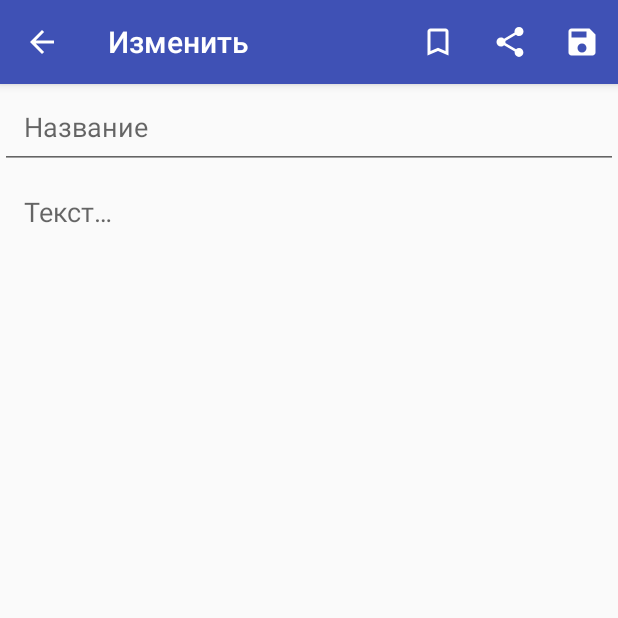
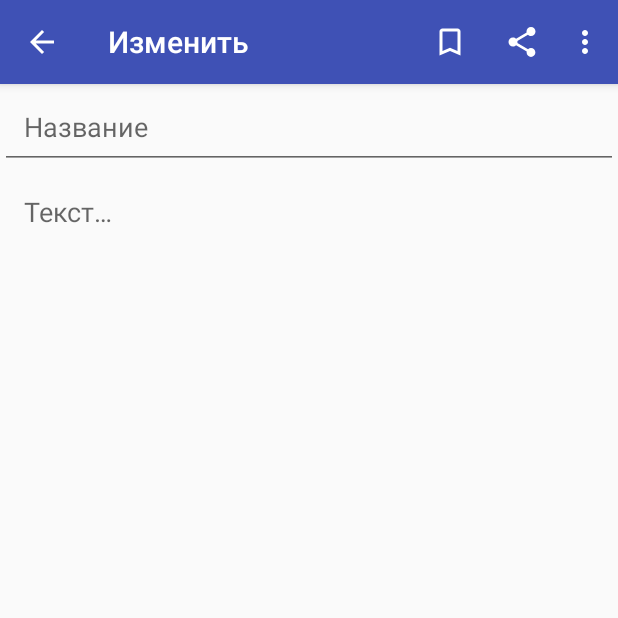
Before and after one commit to JMApps/SimpleNotes, an Android app: the ModifyNoteActivity screen opened directly, with no data from a screen before it, on a phone screen of 412 x 824 dp, the top half of it. Run offline under Robolectric (Android 15) with nearby library versions, the phone set to English and light mode, and no system bars; 1 statement that could not run was skipped.

Commit message:
Content added

```diff
--- a/app/src/main/java/jmapps/simplenotes/AddNoteActivity.java
+++ b/app/src/main/java/jmapps/simplenotes/AddNoteActivity.java
@@ -46,12 +46,12 @@ public class AddNoteActivity extends AppCompatActivity {
         int id = item.getItemId();
 
         if (id == R.id.action_add_note) {
-
+            // Добавить заметку
             addNote();
             return true;
 
         } else if (id == android.R.id.home) {
-
+            // Уничтожить активити
             finish();
             return true;
         }
--- a/app/src/main/java/jmapps/simplenotes/ModifyNoteActivity.java
+++ b/app/src/main/java/jmapps/simplenotes/ModifyNoteActivity.java
@@ -59,6 +59,7 @@ public class ModifyNoteActivity extends AppCompatActivity {
     public boolean onOptionsItemSelected(MenuItem item) {
         switch (item.getItemId()) {
             case android.R.id.home:
+                // Уничтожить активити
                 finish();
                 break;
             case R.id.action_add_bookmark:
@@ -66,7 +67,12 @@ public class ModifyNoteActivity extends AppCompatActivity {
             case R.id.action_share_note:
                 break;
             case R.id.action_modify_note_save:
+                // Изменить пункт
                 modifyItem();
+                break;
+            case R.id.action_modify_note_delete:
+                // Удалить пункт
+                deleteItem();
                 break;
         }
 
@@ -91,6 +97,15 @@ public class ModifyNoteActivity extends AppCompatActivity {
         returnMainList();
     }
 
+    private void deleteItem() {
+        // Удаляем текущий пункт
+        databaseManager.databaseDeleteItem(_id);
+
+        // Вызываем метод с Intent-переходом к главной активити
+        returnMainList();
+    }
+
+    // Метод с Intent-переходом к главной активити
     private void returnMainList() {
         Intent toMainList = new Intent(ModifyNoteActivity.this, MainActivity.class)
                 .setFlags(Intent.FLAG_ACTIVITY_CLEAR_TOP);
--- /dev/null
+++ b/app/src/main/res/drawable/ic_delete.xml
@@ -0,0 +1,5 @@
+<vector android:height="24dp" android:tint="#FFFFFF"
+    android:viewportHeight="24.0" android:viewportWidth="24.0"
+    android:width="24dp" xmlns:android="http://schemas.android.com/apk/res/android">
+    <path android:fillColor="#FF000000" android:pathData="M6,19c0,1.1 0.9,2 2,2h8c1.1,0 2,-0.9 2,-2V7H6v12zM19,4h-3.5l-1,-1h-5l-1,1H5v2h14V4z"/>
+</vector>
--- a/app/src/main/res/menu/menu_modify_note.xml
+++ b/app/src/main/res/menu/menu_modify_note.xml
@@ -13,14 +13,21 @@
     <item
         android:id="@+id/action_share_note"
         android:icon="@drawable/ic_share"
-        android:orderInCategory="1"
+        android:orderInCategory="2"
         android:title="@string/share"
-        app:showAsAction="ifRoom" />
+        app:showAsAction="always" />
 
     <item
         android:id="@+id/action_modify_note_save"
         android:icon="@drawable/ic_save"
-        android:orderInCategory="1"
+        android:orderInCategory="3"
         android:title="@string/save"
-        app:showAsAction="always" />
+        app:showAsAction="ifRoom" />
+
+    <item
+        android:id="@+id/action_modify_note_delete"
+        android:icon="@drawable/ic_delete"
+        android:orderInCategory="4"
+        android:title="@string/delete"
+        app:showAsAction="never" />
 </menu>
--- a/app/src/main/res/values/strings.xml
+++ b/app/src/main/res/values/strings.xml
@@ -8,6 +8,7 @@
     <string name="add">Добавить</string>
     <string name="add_in_bookmark">Добавить в избранное</string>
     <string name="save">Сохранить</string>
+    <string name="delete">Удалить</string>
     <string name="modify">Изменить</string>
     <string name="search_by_list">Поиск по списку</string>
     <string name="sorting_by">Сортировка по</string>
```
Also changed, not shown: 1 other file.
